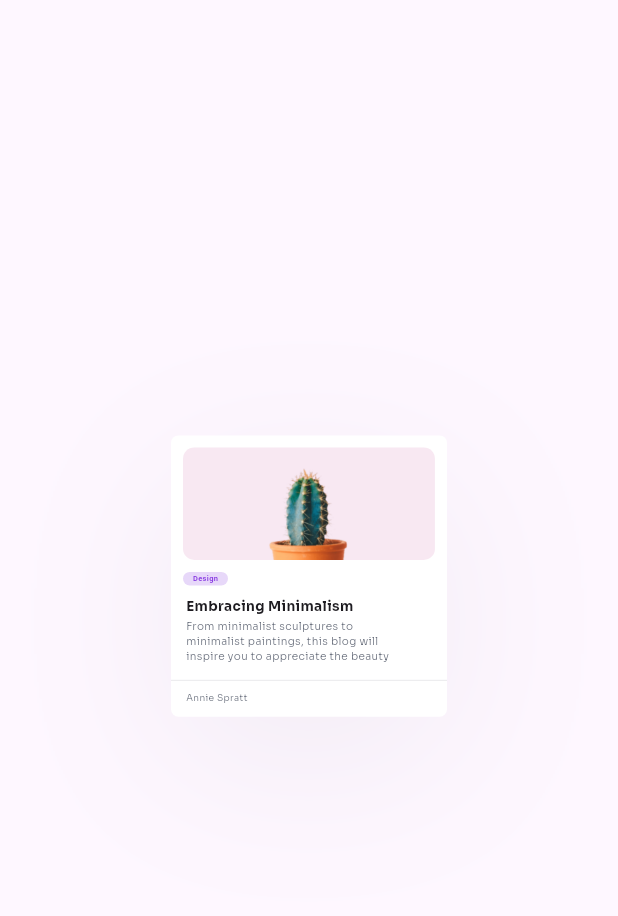
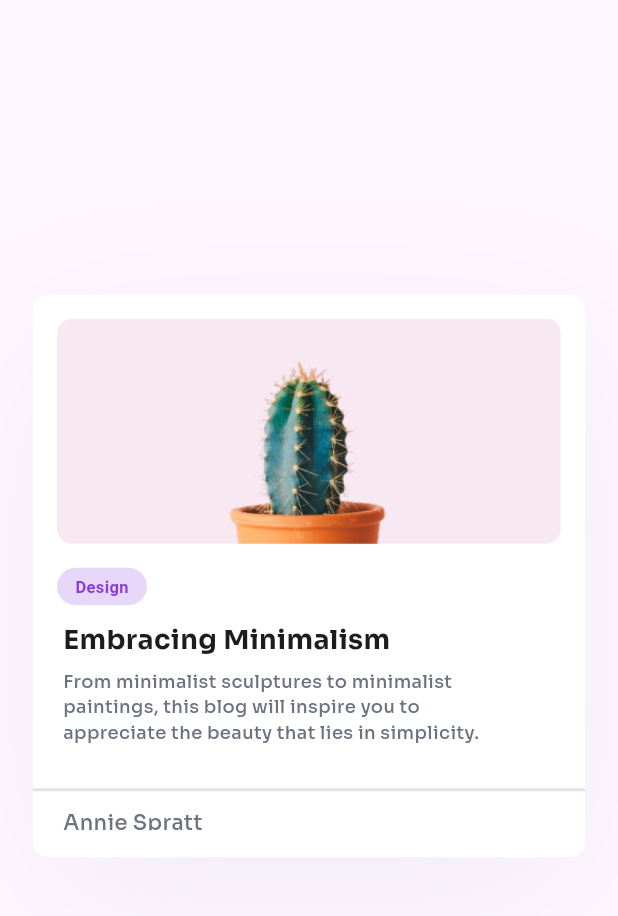
Before and after one commit to DredgenJoss/MinimalBlogCard, a Flutter app: the screen it shows after launch, on a phone screen of 412 x 824 dp, the part 84-1000 px from its top. Run offline on Flutter 3.47's test engine with Material 3 defaults, Android fonts, the phone set to English and light mode, and no system bars.

Commit message:
Responsive behavior

```diff
--- a/minimal_blog_card/lib/main.dart
+++ b/minimal_blog_card/lib/main.dart
@@ -47,21 +47,28 @@ class _MyHomePageState extends State<MyHomePage> {
 
 class CardWidget extends StatelessWidget {
   const CardWidget({Key? key}) : super(key: key);
+  final Color textColor = const Color(0xFF6C727F);
 
   @override
   Widget build(BuildContext context) {
-    double screenRatio =
-        MediaQuery.of(context).size.width / MediaQuery.of(context).size.height;
+    double screenRatio = 2;
+
+    if (MediaQuery.of(context).size.width <= 410) {
+      screenRatio = ((MediaQuery.of(context).size.width /
+              MediaQuery.of(context).size.height)) *
+          3.8;
+    }
+
     return Center(
       child: Expanded(
         flex: 1,
         child: ResponsiveContainerWidget(
-          height: 375 * screenRatio,
-          width: 368 * screenRatio,
+          height: 187.5 * screenRatio,
+          width: 184 * screenRatio,
           decoration: BoxDecoration(
             color: const Color(0xFFFFFFFF),
             borderRadius: BorderRadius.all(
-              Radius.circular(10 * screenRatio),
+              Radius.circular(5 * screenRatio),
             ),
             boxShadow: const [
               BoxShadow(
@@ -77,15 +84,15 @@ class CardWidget extends StatelessWidget {
             children: [
               // Image
               ResponsiveContainerWidget(
-                height: 150 * screenRatio,
+                height: 75 * screenRatio,
                 margin: EdgeInsets.symmetric(
-                  vertical: 16 * screenRatio,
-                  horizontal: 16 * screenRatio,
+                  vertical: 8 * screenRatio,
+                  horizontal: 8 * screenRatio,
                 ),
                 decoration: BoxDecoration(
                   color: Colors.white,
                   borderRadius: BorderRadius.all(
-                    Radius.circular(15 * screenRatio),
+                    Radius.circular(5 * screenRatio),
                   ),
                   image: const DecorationImage(
                     image: AssetImage('assets/cactus_img.jpg'),
@@ -95,15 +102,15 @@ class CardWidget extends StatelessWidget {
               ),
               // Tag
               ResponsiveContainerWidget(
-                width: 60 * screenRatio,
-                height: 18 * screenRatio,
+                width: 30 * screenRatio,
+                height: 12.5 * screenRatio,
                 margin: EdgeInsets.symmetric(
-                  horizontal: 16 * screenRatio,
+                  horizontal: 8 * screenRatio,
                 ),
                 decoration: BoxDecoration(
                   color: const Color(0xFF883AE1).withOpacity(0.20),
                   borderRadius: BorderRadius.all(
-                    Radius.circular(30 * screenRatio),
+                    Radius.circular(8 * screenRatio),
                   ),
                 ),
                 widget: Center(
@@ -111,7 +118,7 @@ class CardWidget extends StatelessWidget {
                     'Design',
                     style: TextStyle(
                       color: const Color(0xFF883AE1),
-                      fontSize: 10 * screenRatio,
+                      fontSize: 5.5 * screenRatio,
                       fontWeight: FontWeight.bold,
                     ),
                   ),
@@ -119,18 +126,18 @@ class CardWidget extends StatelessWidget {
               ),
               // Title
               ResponsiveContainerWidget(
-                width: 300 * screenRatio,
-                height: 25 * screenRatio,
+                width: 150 * screenRatio,
+                height: 12.5 * screenRatio,
                 margin: EdgeInsets.only(
-                  top: 16 * screenRatio,
-                  bottom: 5 * screenRatio,
-                  left: 20 * screenRatio,
-                  right: 20 * screenRatio,
+                  top: 5 * screenRatio,
+                  bottom: 3.5 * screenRatio,
+                  left: 10 * screenRatio,
+                  right: 10 * screenRatio,
                 ),
                 widget: Text(
                   'Embracing Minimalism',
                   style: TextStyle(
-                    fontSize: 18 * screenRatio,
+                    fontSize: 9 * screenRatio,
                     fontWeight: FontWeight.bold,
                     fontFamily: 'Sora',
                   ),
@@ -140,43 +147,43 @@ class CardWidget extends StatelessWidget {
               ResponsiveContainerWidget(
                 margin: EdgeInsets.only(
                   top: 0,
-                  bottom: 20 * screenRatio,
-                  left: 20 * screenRatio,
-                  right: 20 * screenRatio,
+                  bottom: 10 * screenRatio,
+                  left: 10 * screenRatio,
+                  right: 10 * screenRatio,
                 ),
-                width: 300 * screenRatio,
-                height: 60 * screenRatio,
+                width: 150 * screenRatio,
+                height: 30 * screenRatio,
                 widget: Text(
                   'From minimalist sculptures to minimalist paintings, this blog will inspire you to appreciate the beauty that lies in simplicity.',
                   style: TextStyle(
-                    fontSize: 14 * screenRatio,
-                    fontWeight: FontWeight.w300,
-                    color: const Color(0xFF6C727F),
+                    fontSize: 6 * screenRatio,
+                    fontWeight: FontWeight.w500,
+                    color: textColor,
                     fontFamily: 'Sora',
                   ),
                 ),
               ),
               // Line
               Container(
-                color: const Color(0xFF6C727F).withOpacity(0.2),
+                color: textColor.withOpacity(0.2),
                 height: 1 * screenRatio,
                 width: double.infinity,
               ),
               // Autor
               ResponsiveContainerWidget(
-                height: 15 * screenRatio,
+                height: 7.5 * screenRatio,
                 margin: EdgeInsets.only(
-                  top: 15 * screenRatio,
-                  bottom: 15 * screenRatio,
-                  left: 20 * screenRatio,
-                  right: 20 * screenRatio,
+                  top: 5.5 * screenRatio,
+                  bottom: 7.5 * screenRatio,
+                  left: 10 * screenRatio,
+                  right: 10 * screenRatio,
                 ),
                 widget: Text(
                   'Annie Spratt',
                   style: TextStyle(
-                    fontSize: 12 * screenRatio,
-                    fontWeight: FontWeight.w300,
-                    color: const Color(0xFF6C727F),
+                    fontSize: 7 * screenRatio,
+                    fontWeight: FontWeight.w500,
+                    color: textColor,
                     fontFamily: 'Sora',
                   ),
                 ),
```
